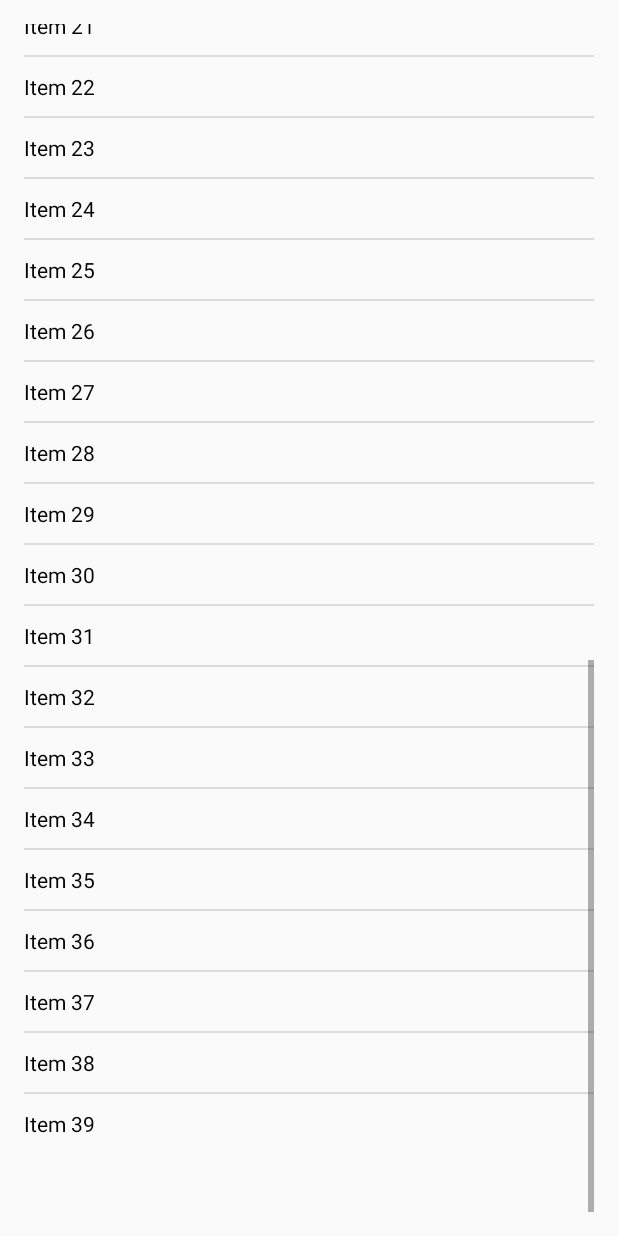
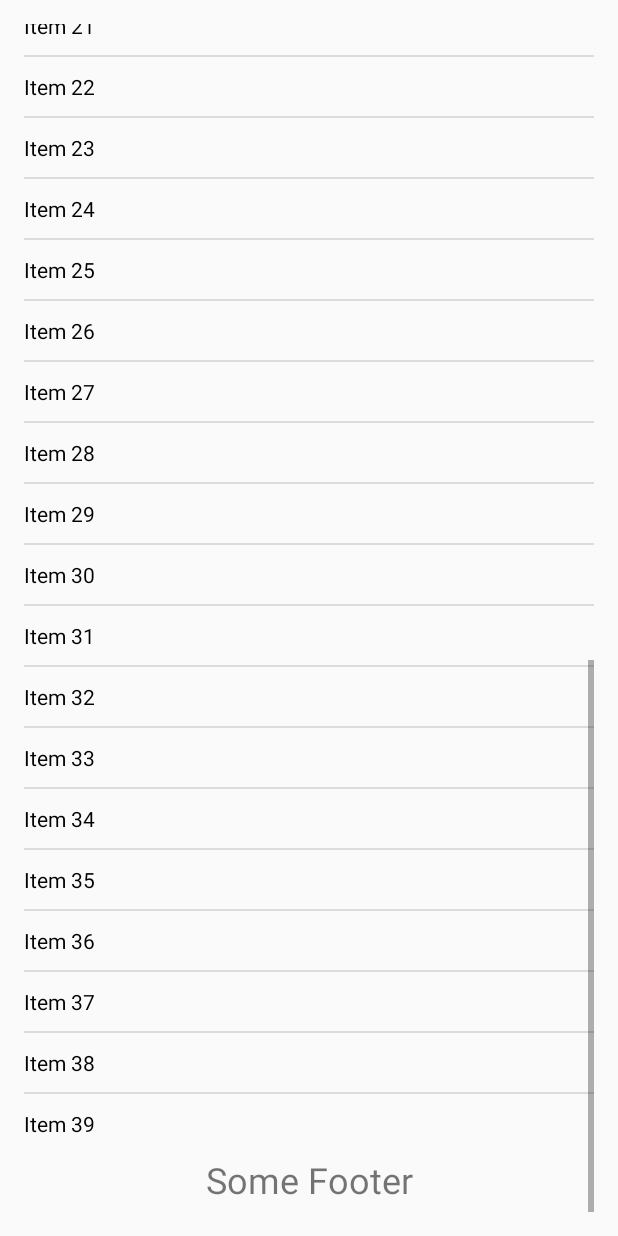
Before and after one commit to andrewRybakin/Mercury-internship, an Android app: the fragment MainActivityFragment placed in its activity, scrolled down 1108 dp, on a phone screen of 412 x 824 dp. Run offline under Robolectric (Android 15) with nearby library versions, the phone set to English and light mode, and no system bars.

Commit message:
1. Занес хидер и футер внутрь листа

```diff
--- a/app/src/main/java/com/mercury/first/splash/MainActivityFragment.java
+++ b/app/src/main/java/com/mercury/first/splash/MainActivityFragment.java
@@ -35,7 +35,7 @@ public class MainActivityFragment extends ListFragment {
         if (headerView != null) {
             ((TextView) headerView).setText(getString(R.string.main_header));
             this.getListView().addHeaderView(headerView, null, false);
-            ((TextView) headerView).setText(getString(R.string.main_header));
+            ((TextView) footerView).setText(getString(R.string.main_footer));
             this.getListView().addFooterView(footerView, null, false);
         }
         this.setListAdapter(adapter);
```
